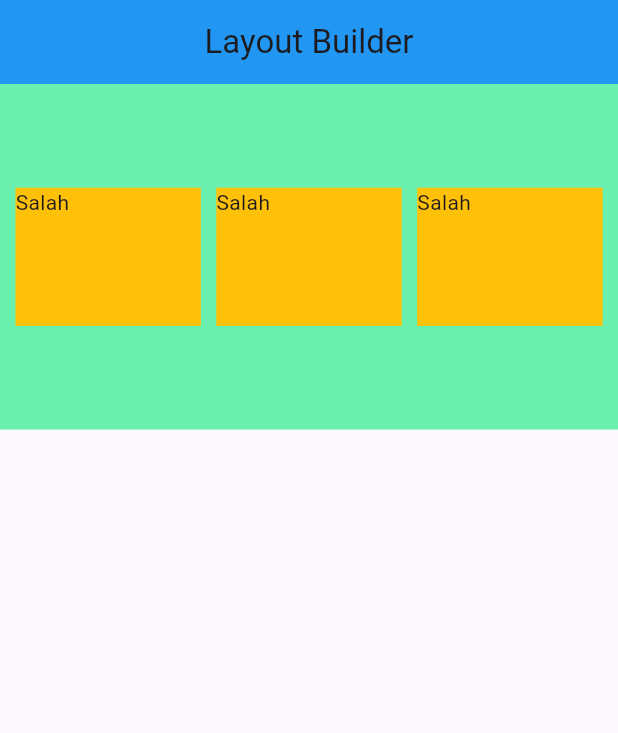
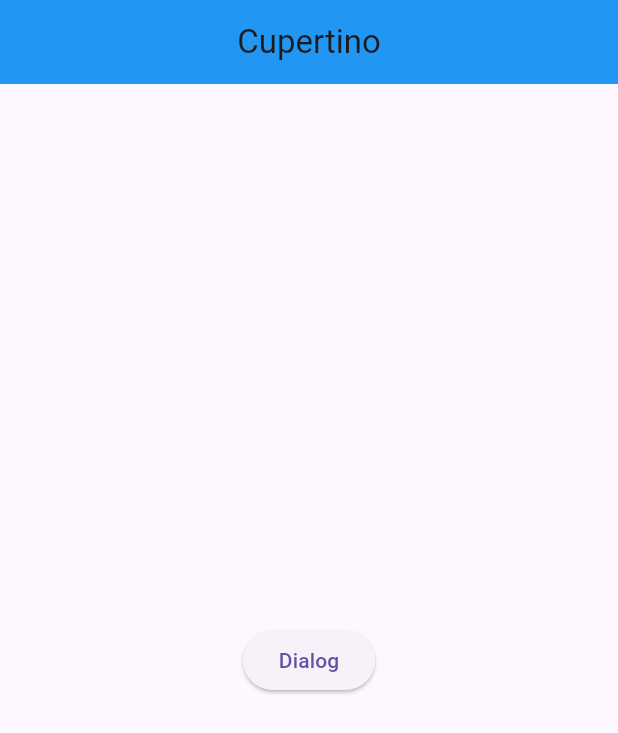
Before and after one commit to FaustaAkbar/learnFlutter2, a Flutter app: the screen it shows after launch, on a phone screen of 412 x 824 dp. Shown: the top 733 px of the screen. Run offline on Flutter 3.47's test engine with Material 3 defaults, Android fonts, the phone set to English and light mode, and no system bars.

Commit message:
[Final] final cupertino
cupertino is model widget for IOS platform

```diff
--- a/lib/main.dart
+++ b/lib/main.dart
@@ -1,20 +1,21 @@
+import 'package:flutter/cupertino.dart';
 import 'package:flutter/material.dart';
+import 'dart:io';
 
 void main() {
-  runApp(MyAppp());
+  runApp(MyApp());
 }
 
-class MyAppp extends StatelessWidget {
+class MyApp extends StatelessWidget {
+  const MyApp({super.key});
+
   @override
   Widget build(BuildContext context) {
-    // TODO: implement build
     return MaterialApp(
       debugShowCheckedModeBanner: false,
       theme: ThemeData(
-          appBarTheme: AppBarTheme(
-        backgroundColor: Colors.blue,
-        centerTitle: true,
-      )),
+          appBarTheme:
+              AppBarTheme(backgroundColor: Colors.blue, centerTitle: true)),
       home: MyHomepage(),
     );
   }
@@ -23,57 +24,60 @@
 class MyHomepage extends StatelessWidget {
   @override
   Widget build(BuildContext context) {
+    final height = MediaQuery.of(context).size.height;
     // TODO: implement build
-    final wideApp = MediaQuery.of(context).size.width;
-    final bodyHeight = MediaQuery.of(context).size.height;
-    final paddingTop = MediaQuery.of(context).padding.top;
-    final myAppbar = AppBar(
-      title: Text("Layout Builder"),
-    );
-    final height = bodyHeight - paddingTop - myAppbar.preferredSize.height;
     return Scaffold(
-      appBar: myAppbar,
-      body: Container(
-        color: Colors.greenAccent,
-        height: height * 0.3,
-        width: wideApp,
-        child: Row(
-          mainAxisAlignment: MainAxisAlignment.spaceEvenly,
-          children: [
-            MyContainer(
-              // height: height,//tidak perlu lagi height agar container bisa mengikuti ukuran dari container hijau kita gunakan layout builder
-              width: wideApp,
-            ),
-            MyContainer(
-              // height: height,//tidak perlu lagi height agar container bisa mengikuti ukuran dari container hijau kita gunakan layout builder
-              width: wideApp,
-            ),
-            MyContainer(
-              // height: height,//tidak perlu lagi height agar container bisa mengikuti ukuran dari container hijau kita gunakan layout builder
-              width: wideApp,
-            ),
-          ],
+      appBar: AppBar(
+        title: Text("Cupertino"),
+      ),
+      body: Center(
+        child: ElevatedButton(
+          onPressed: () {
+            Platform.isAndroid
+                ? showDialog(
+                    context: context,
+                    builder: (context) {
+                      return AlertDialog(
+                        //Apa bila bukan IOS (Iphone)
+                        title: Text("Show DIalog"),
+                        content: Text("Are you sure to continue?"),
+                        actions: [
+                          TextButton(
+                              onPressed: () {
+                                showDatePicker(
+                                    onDatePickerModeChange: (value) {
+                                      print(value);
+                                    },
+                                    context: context,
+                                    initialDate: DateTime.now(),
+                                    firstDate: DateTime(1998),
+                                    lastDate: DateTime(2026));
+                              },
+                              child: Text("Yes")),
+                          TextButton(onPressed: () {}, child: Text("No"))
+                        ],
+                      );
+                    })
+                : showCupertinoModalPopup(
+                    context: context,
+                    builder: (context) {
+                      return Container(
+                        height: height * 0.5,
+                        child: CupertinoDatePicker(
+                          mode: CupertinoDatePickerMode.monthYear,
+                          onDateTimeChanged: (DateTime) {
+                            print(DateTime);
+                          },
+                          initialDateTime: DateTime.now(),
+                          minimumDate: DateTime(1993),
+                          maximumDate: DateTime(2024),
+                        ),
+                      );
+                    });
+          },
+          child: Text("Dialog"),
         ),
       ),
     );
   }
 }
-
-class MyContainer extends StatelessWidget {
-  final width;
-  final a = false;
-  MyContainer({required this.width});
-  @override
-  Widget build(BuildContext context) {
-    return LayoutBuilder(
-      builder: (context, constraints) {
-        return Container(
-          width: width * 0.3,
-          height: constraints.maxHeight * 0.4,
-          color: Colors.amber,
-          child: a ? Text("Benar") : Text("Salah"),
-        );
-      },
-    );
-  }
-}
```
